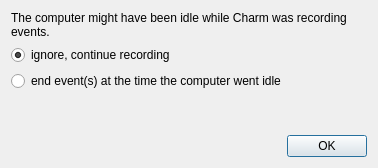
The window that Charm/Idle/IdleCorrectionDialog.ui (KDAB/Charm) describes before a commit, drawn with Qt 5.
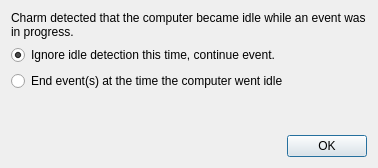
The same window after the commit.

```diff
--- a/Charm/Idle/IdleCorrectionDialog.ui
+++ b/Charm/Idle/IdleCorrectionDialog.ui
@@ -14,9 +14,9 @@
   </property>
   <layout class="QVBoxLayout" name="verticalLayout" >
    <item>
-    <widget class="QLabel" name="label" >
-     <property name="text" >
-      <string>The computer might have been idle while Charm was recording events.</string>
+    <widget class="QLabel" name="label">
+     <property name="text">
+      <string>Charm detected that the computer became idle while an event was in progress.</string>
      </property>
      <property name="wordWrap" >
       <bool>true</bool>
@@ -24,9 +24,9 @@
     </widget>
    </item>
    <item>
-    <widget class="QRadioButton" name="ignore" >
-     <property name="text" >
-      <string>ignore, continue recording</string>
+    <widget class="QRadioButton" name="ignore">
+     <property name="text">
+      <string>Ignore idle detection this time, continue event.</string>
      </property>
      <property name="checked" >
       <bool>true</bool>
@@ -34,9 +34,9 @@
     </widget>
    </item>
    <item>
-    <widget class="QRadioButton" name="endEvent" >
-     <property name="text" >
-      <string>end event(s) at the time the computer went idle</string>
+    <widget class="QRadioButton" name="endEvent">
+     <property name="text">
+      <string>End event(s) at the time the computer went idle</string>
      </property>
     </widget>
    </item>
```
Left out of the diff: 35 changed lines with no effect on the pictures.
